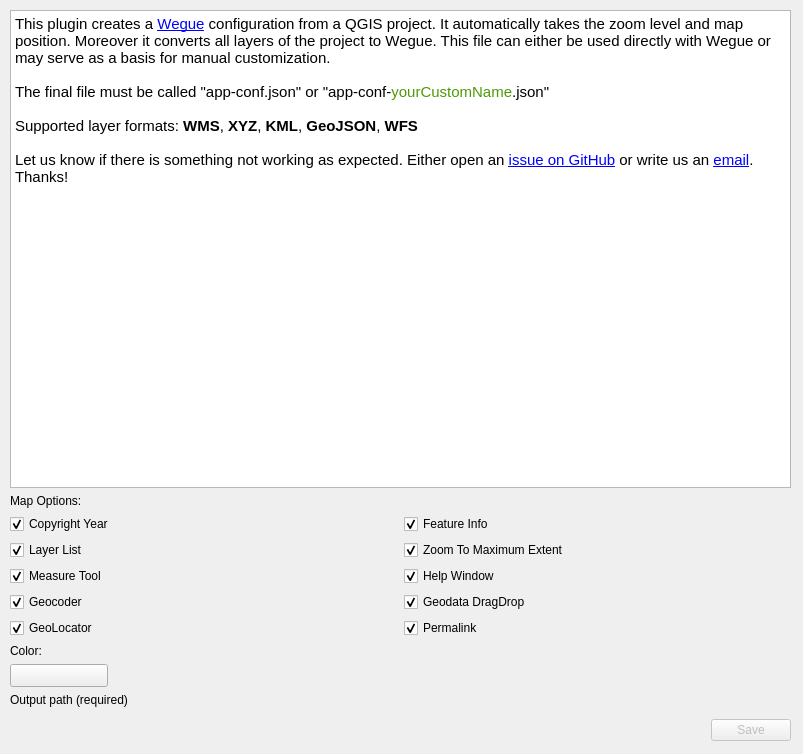
This is qgis2wegue_dialog_base.ui in meggsimum/qgis2wegue as Qt 5 draws it before an edit. The edited form follows.
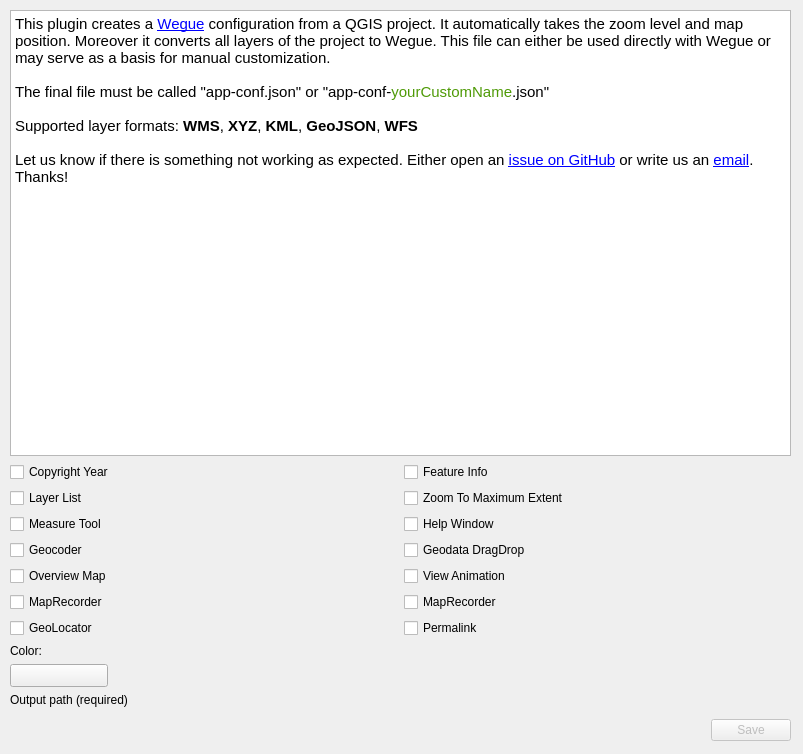
This is the edited form. Custom widgets are drawn as their Qt base class.

Commit message: Add missing modules

Patch:
```diff
--- a/qgis2wegue_dialog_base.ui
+++ b/qgis2wegue_dialog_base.ui
@@ -58,22 +58,15 @@
       </property>
      </widget>
     </item>
-    <item>
-     <widget class="QLabel" name="label_5">
-      <property name="text">
-       <string>Map Options:</string>
-      </property>
-     </widget>
-    </item>
     <item>
      <layout class="QGridLayout" name="gridLayout">
-      <item row="0" column="1">
-       <widget class="QCheckBox" name="q2w_info_click">
+      <item row="6" column="1">
+       <widget class="QCheckBox" name="q2w_permalink">
         <property name="text">
-         <string>Feature Info</string>
+         <string>Permalink</string>
         </property>
         <property name="checked">
-         <bool>true</bool>
+         <bool>false</bool>
         </property>
        </widget>
       </item>
@@ -83,37 +76,27 @@
          <string>Copyright Year</string>
         </property>
         <property name="checked">
-         <bool>true</bool>
+         <bool>false</bool>
         </property>
        </widget>
       </item>
-      <item row="2" column="1">
-       <widget class="QCheckBox" name="q2w_help_window">
+      <item row="6" column="0">
+       <widget class="QCheckBox" name="q2w_geolocator">
         <property name="text">
-         <string>Help Window</string>
+         <string>GeoLocator</string>
         </property>
         <property name="checked">
-         <bool>true</bool>
+         <bool>false</bool>
         </property>
        </widget>
       </item>
-      <item row="2" column="0">
-       <widget class="QCheckBox" name="q2w_measure_tool">
+      <item row="3" column="0">
+       <widget class="QCheckBox" name="q2w_geocoder">
         <property name="text">
-         <string>Measure Tool</string>
+         <string>Geocoder</string>
         </property>
         <property name="checked">
-         <bool>true</bool>
-        </property>
-       </widget>
-      </item>
-      <item row="1" column="1">
-       <widget class="QCheckBox" name="q2w_max_extent">
-        <property name="text">
-         <string>Zoom To Maximum Extent</string>
-        </property>
-        <property name="checked">
-         <bool>true</bool>
+         <bool>false</bool>
         </property>
        </widget>
       </item>
@@ -123,17 +106,47 @@
          <string>Layer List</string>
         </property>
         <property name="checked">
-         <bool>true</bool>
+         <bool>false</bool>
         </property>
        </widget>
       </item>
       <item row="4" column="1">
-       <widget class="QCheckBox" name="q2w_permalink">
+       <widget class="QCheckBox" name="q2w_view_animation">
         <property name="text">
-         <string>Permalink</string>
+         <string>View Animation</string>
         </property>
         <property name="checked">
-         <bool>true</bool>
+         <bool>false</bool>
+        </property>
+       </widget>
+      </item>
+      <item row="1" column="1">
+       <widget class="QCheckBox" name="q2w_max_extent">
+        <property name="text">
+         <string>Zoom To Maximum Extent</string>
+        </property>
+        <property name="checked">
+         <bool>false</bool>
+        </property>
+       </widget>
+      </item>
+      <item row="4" column="0">
+       <widget class="QCheckBox" name="q2w_overview_map">
+        <property name="text">
+         <string>Overview Map</string>
+        </property>
+        <property name="checked">
+         <bool>false</bool>
+        </property>
+       </widget>
+      </item>
+      <item row="2" column="0">
+       <widget class="QCheckBox" name="q2w_measure_tool">
+        <property name="text">
+         <string>Measure Tool</string>
+        </property>
+        <property name="checked">
+         <bool>false</bool>
         </property>
        </widget>
       </item>
@@ -143,27 +156,47 @@
          <string>Geodata DragDrop</string>
         </property>
         <property name="checked">
-         <bool>true</bool>
+         <bool>false</bool>
         </property>
        </widget>
       </item>
-      <item row="3" column="0">
-       <widget class="QCheckBox" name="q2w_geocoder">
+      <item row="0" column="1">
+       <widget class="QCheckBox" name="q2w_info_click">
         <property name="text">
-         <string>Geocoder</string>
+         <string>Feature Info</string>
         </property>
         <property name="checked">
-         <bool>true</bool>
+         <bool>false</bool>
         </property>
        </widget>
       </item>
-      <item row="4" column="0">
-       <widget class="QCheckBox" name="q2w_geolocator">
+      <item row="2" column="1">
+       <widget class="QCheckBox" name="q2w_help_window">
         <property name="text">
-         <string>GeoLocator</string>
+         <string>Help Window</string>
         </property>
         <property name="checked">
-         <bool>true</bool>
+         <bool>false</bool>
+        </property>
+       </widget>
+      </item>
+      <item row="5" column="1">
+       <widget class="QCheckBox" name="q2w_map_recorder">
+        <property name="text">
+         <string>MapRecorder</string>
+        </property>
+        <property name="checked">
+         <bool>false</bool>
+        </property>
+       </widget>
+      </item>
+      <item row="5" column="0">
+       <widget class="QCheckBox" name="q2w_attribute_table">
+        <property name="text">
+         <string>MapRecorder</string>
+        </property>
+        <property name="checked">
+         <bool>false</bool>
         </property>
        </widget>
       </item>
```
The commit also changes 2 other files.
